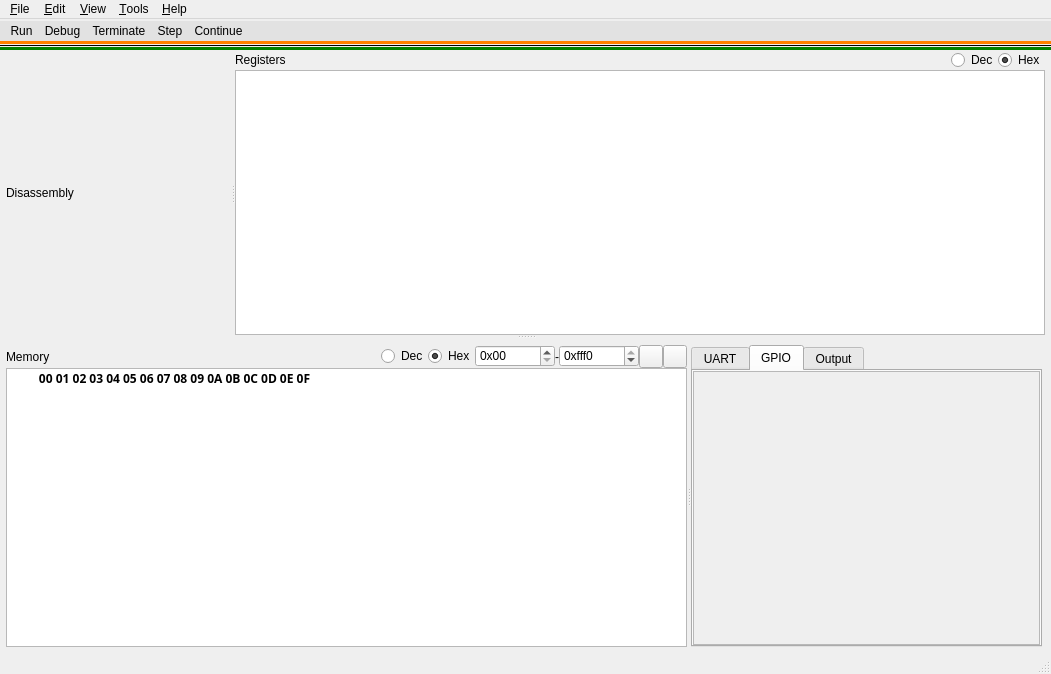
First picture: the form in src/ui/mainwindow.ui, repository MartinUbl/emulv, before the edit.
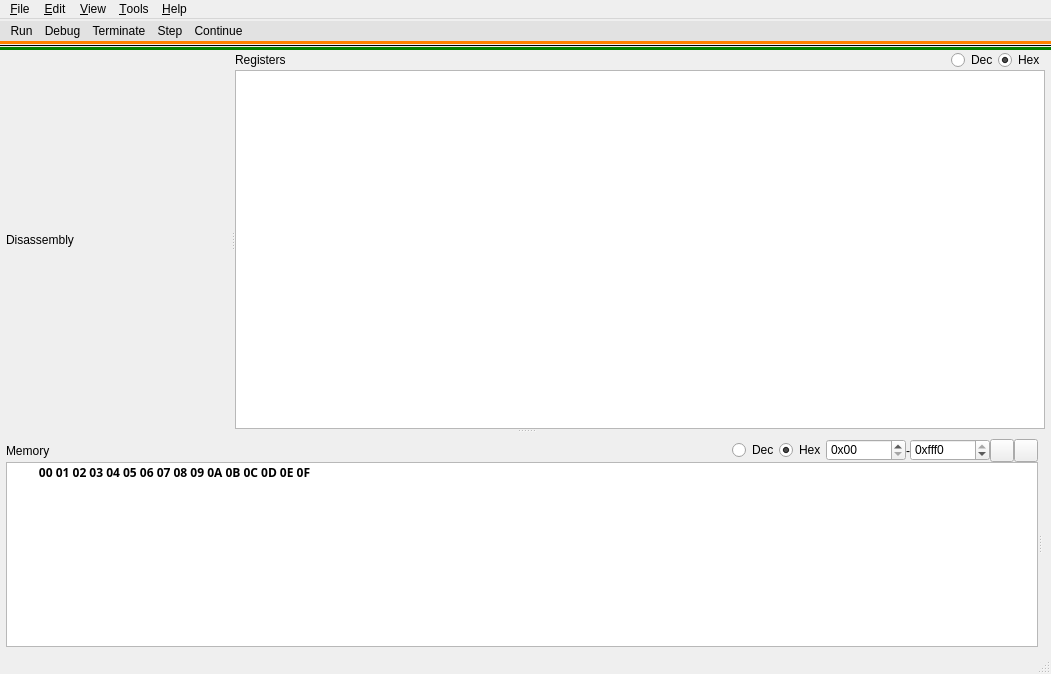
Second picture: the form after the edit. The open tabs and pages were chosen to show the change. Icons and pictures are not drawn.

What changed in the file:
```diff
--- a/src/ui/mainwindow.ui
+++ b/src/ui/mainwindow.ui
@@ -594,8 +594,8 @@
                   <rect>
                    <x>0</x>
                    <y>0</y>
-                   <width>708</width>
-                   <height>279</height>
+                   <width>1028</width>
+                   <height>262</height>
                   </rect>
                  </property>
                  <layout class="QVBoxLayout" name="verticalLayout_7">
@@ -727,109 +727,6 @@
             <property name="bottomMargin">
              <number>0</number>
             </property>
-            <item>
-             <widget class="QTabWidget" name="tabWidget">
-              <property name="enabled">
-               <bool>true</bool>
-              </property>
-              <property name="currentIndex">
-               <number>0</number>
-              </property>
-              <property name="tabsClosable">
-               <bool>false</bool>
-              </property>
-              <property name="movable">
-               <bool>false</bool>
-              </property>
-              <widget class="QWidget" name="tabUart">
-               <attribute name="title">
-                <string>UART</string>
-               </attribute>
-               <layout class="QVBoxLayout" name="verticalLayout_3">
-                <property name="spacing">
-                 <number>3</number>
-                </property>
-                <property name="leftMargin">
-                 <number>0</number>
-                </property>
-                <property name="topMargin">
-                 <number>0</number>
-                </property>
-                <property name="rightMargin">
-                 <number>0</number>
-                </property>
-                <property name="bottomMargin">
-                 <number>0</number>
-                </property>
-               </layout>
-              </widget>
-              <widget class="QWidget" name="tabGPIO">
-               <attribute name="title">
-                <string>GPIO</string>
-               </attribute>
-               <layout class="QVBoxLayout" name="verticalLayout_15">
-                <property name="leftMargin">
-                 <number>0</number>
-                </property>
-                <property name="topMargin">
-                 <number>0</number>
-                </property>
-                <property name="rightMargin">
-                 <number>0</number>
-                </property>
-                <property name="bottomMargin">
-                 <number>0</number>
-                </property>
-                <item>
-                 <widget class="QScrollArea" name="scrollAreaGPIO">
-                  <property name="widgetResizable">
-                   <bool>true</bool>
-                  </property>
-                  <widget class="QWidget" name="scrollAreaGPIOContents">
-                   <property name="geometry">
-                    <rect>
-                     <x>0</x>
-                     <y>0</y>
-                     <width>314</width>
-                     <height>283</height>
-                    </rect>
-                   </property>
-                  </widget>
-                 </widget>
-                </item>
-               </layout>
-              </widget>
-              <widget class="QWidget" name="tabOutput">
-               <attribute name="title">
-                <string>Output</string>
-               </attribute>
-               <layout class="QVBoxLayout" name="verticalLayout_6">
-                <property name="leftMargin">
-                 <number>0</number>
-                </property>
-                <property name="topMargin">
-                 <number>0</number>
-                </property>
-                <property name="rightMargin">
-                 <number>0</number>
-                </property>
-                <property name="bottomMargin">
-                 <number>0</number>
-                </property>
-                <item>
-                 <widget class="QPlainTextEdit" name="plainTextEdit_4">
-                  <property name="frameShape">
-                   <enum>QFrame::NoFrame</enum>
-                  </property>
-                  <property name="frameShadow">
-                   <enum>QFrame::Plain</enum>
-                  </property>
-                 </widget>
-                </item>
-               </layout>
-              </widget>
-             </widget>
-            </item>
            </layout>
           </widget>
          </widget>
```
Left out of the diff: 38 changed lines with no effect on the pictures.
